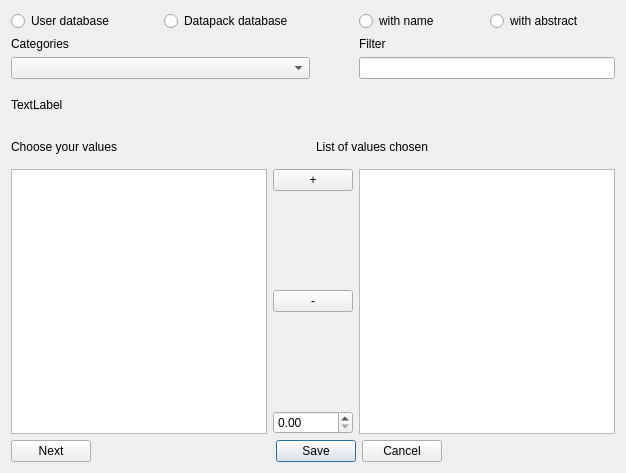
Before: the Qt Designer form plugins/accountplugin/receipts/findValuesGUI.ui in FreeHealth/freehealth, drawn with Qt 5.
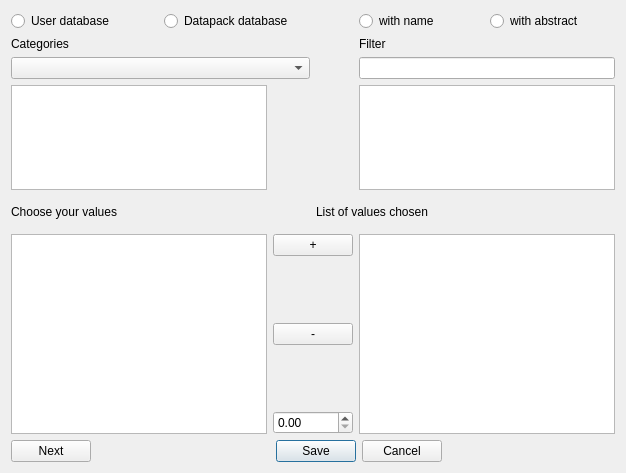
After: the same form once the commit is applied.

Diff of the .ui file:
```diff
--- a/plugins/accountplugin/receipts/findValuesGUI.ui
+++ b/plugins/accountplugin/receipts/findValuesGUI.ui
@@ -82,19 +82,6 @@
      <item row="4" column="3">
       <widget class="QLineEdit" name="lineEditFilter"/>
      </item>
-     <item row="5" column="0" colspan="2">
-      <widget class="QLabel" name="abstractLabel">
-       <property name="minimumSize">
-        <size>
-         <width>0</width>
-         <height>40</height>
-        </size>
-       </property>
-       <property name="text">
-        <string>TextLabel</string>
-       </property>
-      </widget>
-     </item>
      <item row="6" column="0">
       <widget class="QLabel" name="labelValues">
        <property name="maximumSize">
@@ -252,6 +239,12 @@
        </property>
       </widget>
      </item>
+     <item row="5" column="0">
+      <widget class="QTextEdit" name="abstractTextEdit"/>
+     </item>
+     <item row="5" column="3">
+      <widget class="QTextEdit" name="othersTextEdit"/>
+     </item>
     </layout>
    </item>
   </layout>
```
Left out of the diff: 2 changed lines with no effect on the pictures.
